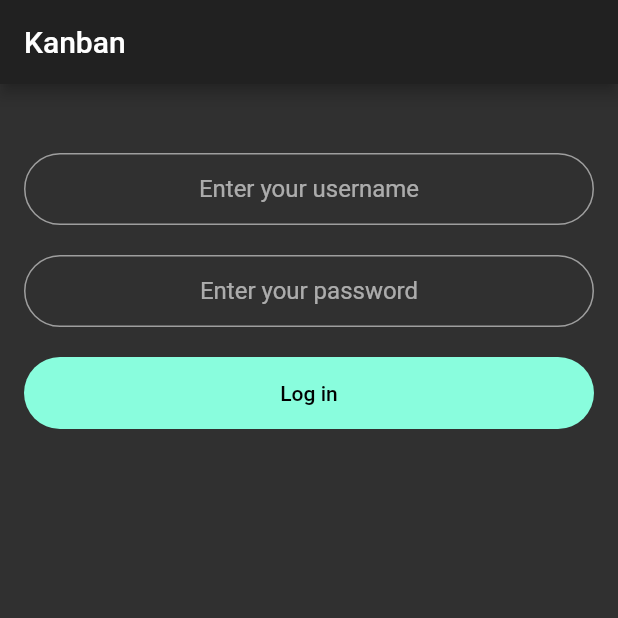
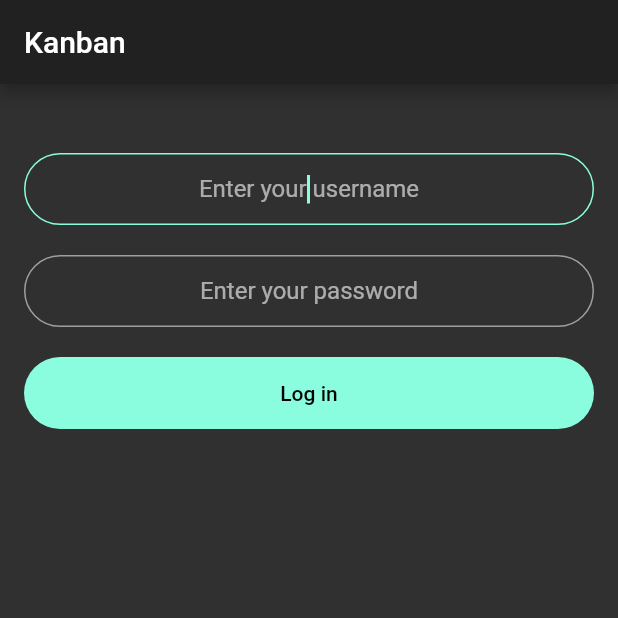
Before and after one commit to amanokerim/test-trello, a Flutter app: the screen it shows after launch, on a phone screen of 412 x 824 dp, the top half of it. Run offline on Flutter 3.47's test engine with Material 2 defaults, Android fonts, the phone set to English and light mode, and no system bars.

Commit message:
implement login form validation

```diff
--- a/lib/presentation/const.dart
+++ b/lib/presentation/const.dart
@@ -3,15 +3,20 @@ import 'package:flutter/material.dart';
 const Color myPrimaryColor = Color(0xff89FDDD);
 
 InputDecoration myLoginDecoration = InputDecoration(
-
   focusedBorder: OutlineInputBorder(
     borderSide: BorderSide(color: myPrimaryColor),
     borderRadius: BorderRadius.circular(30.0),
   ),
   enabledBorder: OutlineInputBorder(
-    borderSide: BorderSide(
-      color: Colors.grey,
-    ),
+    borderSide: BorderSide(color: Colors.grey),
+    borderRadius: BorderRadius.circular(30.0),
+  ),
+  focusedErrorBorder: OutlineInputBorder(
+    borderSide: BorderSide(color: Colors.red),
+    borderRadius: BorderRadius.circular(30.0),
+  ),
+  errorBorder: OutlineInputBorder(
+    borderSide: BorderSide(color: Colors.red),
     borderRadius: BorderRadius.circular(30.0),
   ),
   contentPadding: const EdgeInsets.symmetric(horizontal: 20.0),
--- a/lib/presentation/screens/login_screen.dart
+++ b/lib/presentation/screens/login_screen.dart
@@ -1,7 +1,17 @@
 import 'package:flutter/material.dart';
 import 'package:testtrello/presentation/const.dart';
 
-class LoginScreen extends StatelessWidget {
+class LoginScreen extends StatefulWidget {
+  @override
+  _LoginScreenState createState() => _LoginScreenState();
+}
+
+class _LoginScreenState extends State<LoginScreen> {
+  final _usernameKey = GlobalKey<FormFieldState>();
+  final _passwordKey = GlobalKey<FormFieldState>();
+
+  String _username = "", _password = "";
+
   @override
   Widget build(BuildContext context) {
     return Scaffold(
@@ -14,38 +24,65 @@ class LoginScreen extends StatelessWidget {
             child: Column(
           children: [
             SizedBox(height: 30.0),
-            TextFormField(
-              textAlign: TextAlign.center,
-              decoration:
-                  myLoginDecoration.copyWith(hintText: "Enter your username"),
-              cursorColor: myPrimaryColor,
-            ),
+            _buildUsernameTextFormField(),
             SizedBox(height: 20.0),
-            TextFormField(
-              textAlign: TextAlign.center,
-              decoration:
-                  myLoginDecoration.copyWith(hintText: "Enter your password"),
-              cursorColor: myPrimaryColor,
-            ),
+            _buildPasswordTextFormField(),
             SizedBox(height: 20.0),
-            Container(
-              padding: EdgeInsets.symmetric(vertical: 16.0),
-              decoration: BoxDecoration(
-                color: myPrimaryColor,
-                borderRadius: BorderRadius.circular(30.0),
-              ),
-              child: Center(
-                  child: Text(
-                "Log in",
-                style: Theme.of(context)
-                    .textTheme
-                    .button
-                    .copyWith(color: Colors.black),
-              )),
-            )
+            _buildLoginButton(context)
           ],
         )),
       ),
     );
   }
+
+  Container _buildLoginButton(BuildContext context) {
+    return Container(
+      padding: EdgeInsets.symmetric(vertical: 16.0),
+      decoration: BoxDecoration(
+        color: myPrimaryColor,
+        borderRadius: BorderRadius.circular(30.0),
+      ),
+      child: Center(
+          child: Text(
+        "Log in",
+        style: Theme.of(context).textTheme.button.copyWith(color: Colors.black),
+      )),
+    );
+  }
+
+  TextFormField _buildPasswordTextFormField() {
+    return TextFormField(
+      key: _passwordKey,
+      obscureText: true,
+      textAlign: TextAlign.center,
+      decoration: myLoginDecoration.copyWith(hintText: "Enter your password"),
+      cursorColor: myPrimaryColor,
+      validator: (v) {
+        if (_password.length < 8) return "Minimum is 8 characters";
+        return null;
+      },
+      onChanged: (v) {
+        setState(() => _password = v);
+        _passwordKey.currentState.validate();
+      },
+    );
+  }
+
+  TextFormField _buildUsernameTextFormField() {
+    return TextFormField(
+      key: _usernameKey,
+      autofocus: true,
+      textAlign: TextAlign.center,
+      decoration: myLoginDecoration.copyWith(hintText: "Enter your username"),
+      cursorColor: myPrimaryColor,
+      validator: (v) {
+        if (_username.length < 4) return "Minimum is 4 characters";
+        return null;
+      },
+      onChanged: (v) {
+        setState(() => _username = v);
+        _usernameKey.currentState.validate();
+      },
+    );
+  }
 }
```
